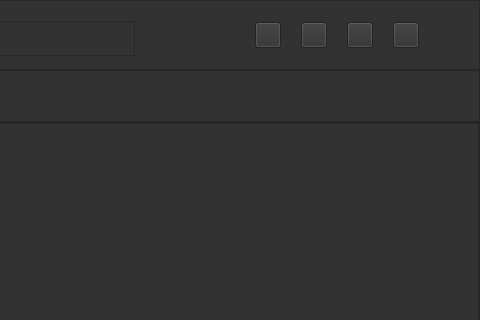
First picture: the form in CaX/widget/queuelistwindow.ui, repository fsest4u/CaX_03, before the edit; both pictures show x 647 to 1127 and y 0 to 320 of the 1127 by 638 pixel window.
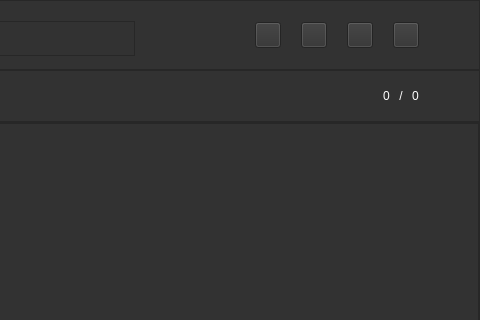
Second picture: the form after the edit. Icons and pictures are not drawn.

Commit message: [v1.7 nwkoh / no6] 3) now play의 queue list에서 track 의 옵션 기능 추가 (favorite, add to playlist, go to album, go to artist, delete from play queue)

```diff
--- a/CaX/widget/queuelistwindow.ui
+++ b/CaX/widget/queuelistwindow.ui
@@ -271,10 +271,10 @@
       <property name="bottomMargin">
        <number>0</number>
       </property>
-      <item row="0" column="5">
-       <widget class="QLabel" name="labelCount">
+      <item row="0" column="6">
+       <widget class="QLabel" name="label">
         <property name="text">
-         <string/>
+         <string> / </string>
         </property>
        </widget>
       </item>
@@ -318,6 +318,29 @@
         </property>
        </widget>
       </item>
+      <item row="0" column="5">
+       <widget class="QLabel" name="labelCurPlay">
+        <property name="text">
+         <string>0</string>
+        </property>
+       </widget>
+      </item>
+      <item row="0" column="4">
+       <spacer name="horizontalSpacer_4">
+        <property name="orientation">
+         <enum>Qt::Horizontal</enum>
+        </property>
+        <property name="sizeType">
+         <enum>QSizePolicy::Fixed</enum>
+        </property>
+        <property name="sizeHint" stdset="0">
+         <size>
+          <width>40</width>
+          <height>20</height>
+         </size>
+        </property>
+       </spacer>
+      </item>
       <item row="0" column="3">
        <widget class="QLabel" name="labelTotalTime">
         <property name="minimumSize">
@@ -494,6 +517,13 @@
         </property>
        </spacer>
       </item>
+      <item row="0" column="7">
+       <widget class="QLabel" name="labelTotalCount">
+        <property name="text">
+         <string>0</string>
+        </property>
+       </widget>
+      </item>
      </layout>
     </widget>
    </item>
```
Left out of the diff: 20 changed lines with no effect on the pictures. The commit also changes 14 other files.
